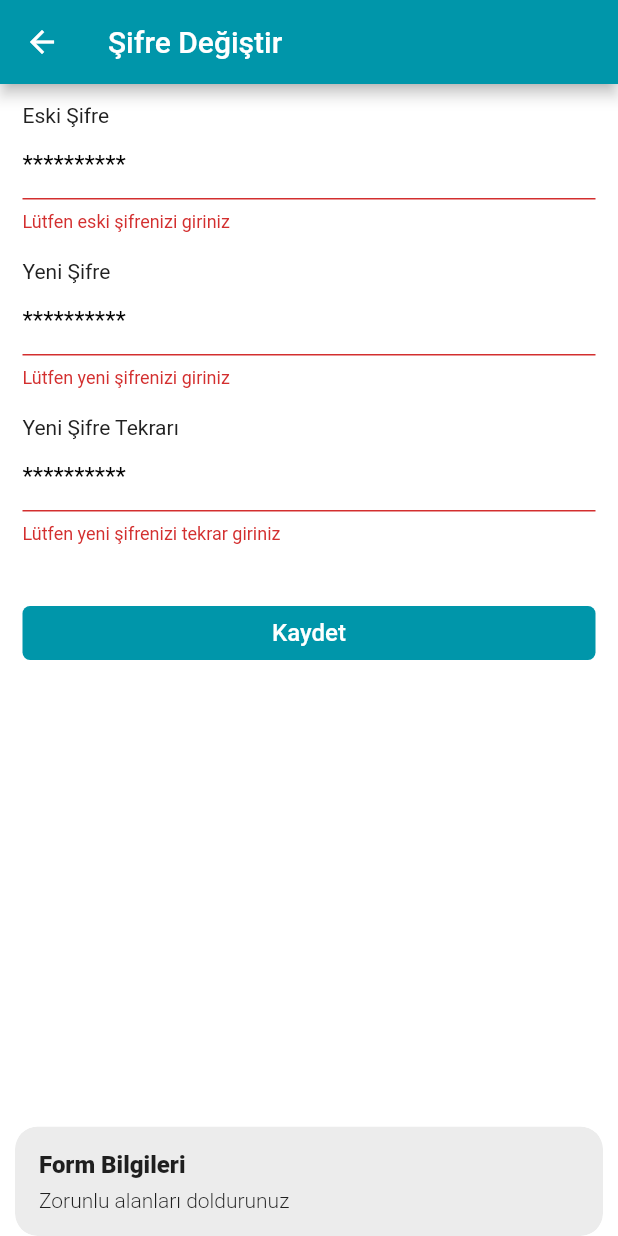
After one commit to CodeOutput/HizliSu.Mobile, a Flutter app: the PasswordChangePage screen opened directly, after a tap on "Kaydet", on a phone screen of 412 x 824 dp. The commit adds this screen. Run offline on Flutter 3.47's test engine with Material 2 defaults, Android fonts, the phone set to English and light mode, and no system bars; our stand-ins replace badges, curved_navigation_bar, dio, get, get_storage, mask_text_input_formatter and 2 more; missing offline and left inert: list_tile_more_customizable; accounts and stored records are empty; network calls fail.

Commit message:
şifre yenileme sayfası yapıldı

```diff
--- a/lib/pages/auth/login_page.dart
+++ b/lib/pages/auth/login_page.dart
@@ -48,8 +48,8 @@ class LoginPage extends  GetWidget<AuthPageModel>{
                   height: 120,
                 ),
                 CustomTextFormField(
-                  text: 'E-Posta',
-                  hint: 'e-posta adresinizi giriniz...',
+                  text: 'E-Posta veya Kullanııc Adı',
+                  hint: 'e-posta veya kullanıcı adınız...',
                   onSaved: (value) {
                     email = value;
                   },
--- /dev/null
+++ b/lib/pages/setting/password_change_page.dart
@@ -0,0 +1,164 @@
+import 'package:flutter/material.dart';
+import 'package:get/get.dart';
+import 'package:hizli_su/core/page_model/auth_page_model.dart';
+import 'package:hizli_su/helpers/const.dart';
+import 'package:hizli_su/mixins/validation_mixins.dart';
+import 'package:hizli_su/pages/widgets/custom_button.dart';
+import 'package:hizli_su/pages/widgets/custom_text_form_field.dart';
+import 'package:mask_text_input_formatter/mask_text_input_formatter.dart';
+
+class PasswordChangePage extends StatelessWidget {
+  final authPageCtrl = Get.find<AuthPageModel>();
+  String password, newPassword, rnewPassword;
+
+  var maskFormatter = new MaskTextInputFormatter(
+      mask: '### ### ## ##', filter: {"#": RegExp(r'[0-9]')});
+  final formKey = GlobalKey<FormState>();
+
+  @override
+  Widget build(BuildContext context) {
+    return Scaffold(
+      appBar: AppBar(
+        title: Text('Şifre Değiştir'),
+      ),
+      body: body(context),
+    );
+  }
+
+  Widget body(BuildContext context) {
+    return GestureDetector(
+      onTap: () {
+        FocusScope.of(context).unfocus();
+      },
+      child: GetX<AuthPageModel>(
+          initState: (state) {},
+          builder: (_) {
+            return _.loading.value
+                ? Center(child: CircularProgressIndicator())
+                : SingleChildScrollView(
+                    child: Padding(
+                      padding: const EdgeInsets.all(15.0),
+                      child: Form(
+                        key: formKey,
+                        child: Column(
+                          children: [
+                            Row(
+                              mainAxisAlignment: MainAxisAlignment.spaceBetween,
+                              children: [
+                                Expanded(
+                                  flex: 1,
+                                  child: Padding(
+                                    padding: const EdgeInsets.only(
+                                        top: 0, bottom: 0),
+                                    child: Column(
+                                      children: [
+                                        CustomTextFormField(
+                                          obscureText: true,
+                                          text: 'Eski Şifre',
+                                          hint: '**********',
+                                          onSaved: (value) {
+                                            password = value;
+                                          },
+                                          validator: (value) {
+                                            if (value.isEmpty ||
+                                                value == null) {
+                                              return 'Lütfen eski şifrenizi giriniz';
+                                            }
+                                            return null;
+                                          },
+                                        ),
+                                        SizedBox(
+                                          height: 20,
+                                        ),
+                                        CustomTextFormField(
+                                          obscureText: true,
+                                          text: 'Yeni Şifre',
+                                          hint: '**********',
+                                          onSaved: (value) {
+                                            newPassword = value;
+                                          },
+                                          validator: (value) {
+                                            if (value.isEmpty ||
+                                                value == null) {
+                                              return 'Lütfen yeni şifrenizi giriniz';
+                                            }
+                                            return null;
+                                          },
+                                        ),
+                                        SizedBox(
+                                          height: 20,
+                                        ),
+                                        CustomTextFormField(
+                                          obscureText: true,
+                                          text: 'Yeni Şifre Tekrarı',
+                                          hint: '**********',
+                                          onSaved: (value) {
+                                            rnewPassword = value;
+                                          },
+                                          validator: (value) {
+                                            if (value.isEmpty ||
+                                                value == null) {
+                                              return 'Lütfen yeni şifrenizi tekrar giriniz';
+                                            }
+                                            return null;
+                                          },
+                                        ),
+                                        SizedBox(
+                                          height: 20,
+                                        ),
+                                      ],
+                                    ),
+                                  ),
+                                ),
+                              ],
+                            ),
+                            SizedBox(
+                              height: 15,
+                            ),
+                            CustomButton(
+                              text: 'Kaydet',
+                              onPressed: () async {
+                                if (formKey.currentState.validate()) {
+                                  formKey.currentState.save();
+                                  if (newPassword != rnewPassword &&
+                                      newPassword != null &&
+                                      newPassword.length > 0) {
+                                    Get.snackbar('Form Bilgileri',
+                                        'Yeni şifre tekrarını hatalı girdiniz!',
+                                        backgroundColor: Colors.red,
+                                        snackPosition: SnackPosition.BOTTOM);
+
+                                    return;
+                                  }
+
+                                  var save = await authPageCtrl.changePassword(
+                                      password, newPassword);
+                                  if (save) {
+                                    Get.snackbar('Form Bilgileri',
+                                        'Şifre başarıyla güncellendi',
+                                        backgroundColor: primaryColor,
+                                        snackPosition: SnackPosition.BOTTOM);
+                                  } else {
+                                    Get.snackbar('Form Bilgileri',
+                                        'Şifre değiştirilemedi!',
+                                        backgroundColor: Colors.red,
+                                        snackPosition: SnackPosition.BOTTOM);
+                                  }
+
+                                  return;
+                                } else {
+                                  Get.snackbar('Form Bilgileri',
+                                      'Zorunlu alanları doldurunuz',
+                                      snackPosition: SnackPosition.BOTTOM);
+                                }
+                              },
+                            )
+                          ],
+                        ),
+                      ),
+                    ),
+                  );
+          }),
+    );
+  }
+}
```
Also changed, not shown: lib/core/page_model/auth_page_model.dart (+8 -0 lines), lib/core/services/auth_service.dart (+12 -0 lines), lib/models/auth/password_change_result.dart (added, +25 -0 lines), lib/pages/setting/setting_page.dart (+18 -1 lines).
